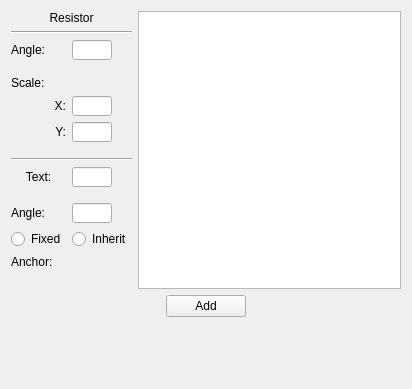
This is src/ui/component_preview.ui in HarisGusic/ohmcha as Qt 5 draws it before an edit. The edited form follows.
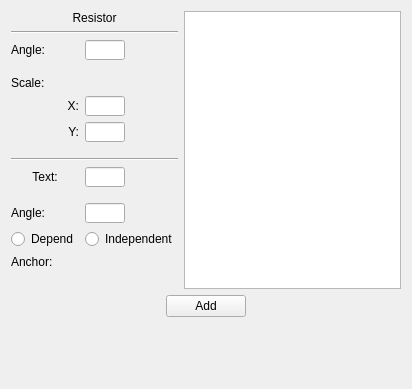
This is the edited form.

The edit to the form file:
```diff
--- a/src/ui/component_preview.ui
+++ b/src/ui/component_preview.ui
@@ -127,7 +127,7 @@
        <item row="12" column="0">
         <widget class="QRadioButton" name="btnFixed">
          <property name="text">
-          <string>Fixed</string>
+          <string>Depend</string>
          </property>
         </widget>
        </item>
@@ -240,7 +240,7 @@
        <item row="12" column="1">
         <widget class="QRadioButton" name="btnInherit">
          <property name="text">
-          <string>Inherit</string>
+          <string>Independent</string>
          </property>
         </widget>
        </item>
```
Left out of the diff: 4 changed lines with no effect on the pictures.
